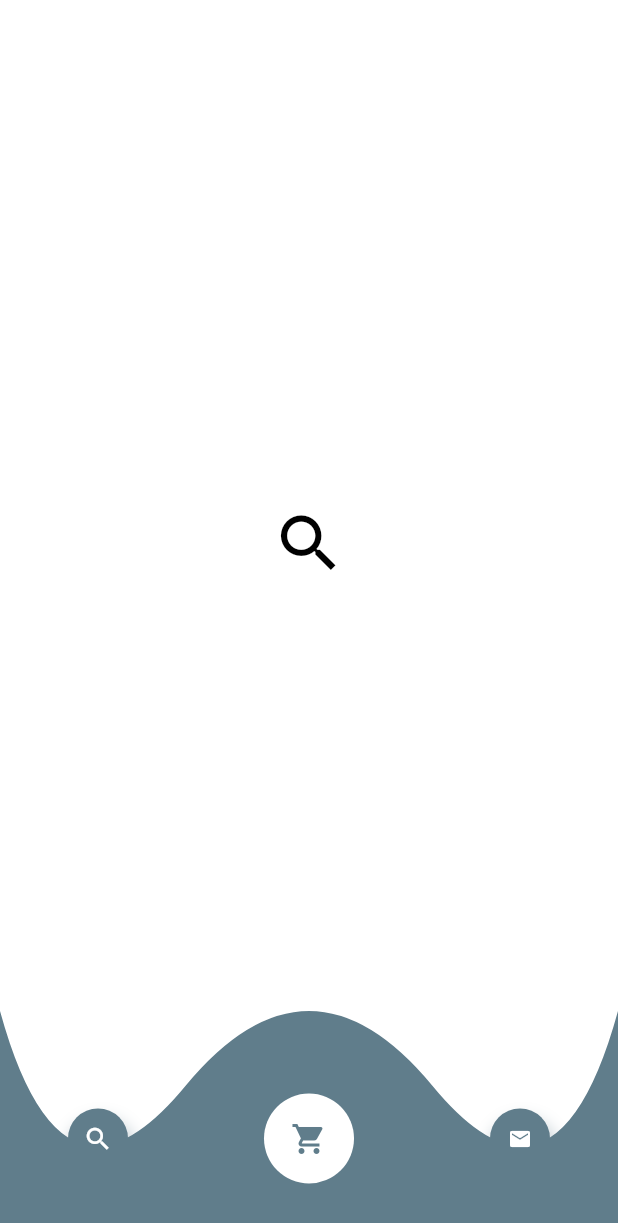
After one commit to Arkangel12/the_dart_side, a Flutter app: the CurveMenu screen opened directly, scrolled down 118 dp, after a tap on the "search" icon, on a phone screen of 412 x 824 dp. The commit adds this screen. Shown: the top 1223 px of the screen. Run offline on Flutter 3.47's test engine with Material 2 defaults, Android fonts, the light colour scheme and no system bars; network calls fail.

Commit message:
add curve menu - use of quadraticBezierTo

```diff
--- a/lib/src/app.dart
+++ b/lib/src/app.dart
@@ -15,6 +15,7 @@ import 'package:the_dart_side/src/animations/main_animations.dart';
 import 'package:the_dart_side/src/custom_appbar/episode3_page.dart';
 import 'package:the_dart_side/src/multi_layout/episode8_page.dart';
 import 'package:the_dart_side/src/responsive/episode7_page.dart';
+import 'package:the_dart_side/src/ui_samples/curve_menu.dart';
 
 class MyApp extends StatelessWidget {
   // This widget is the root of your application.
@@ -120,6 +121,13 @@ class MenuPage extends StatelessWidget {
                   AsyncCalls(),
                 ),
               ),
+              RaisedButton(
+                child: Text("Curve Menu"),
+                onPressed: () => _openNewPage(
+                  context,
+                  CurveMenu(),
+                ),
+              ),
             ],
           ),
         ),
--- /dev/null
+++ b/lib/src/ui_samples/curve_menu.dart
@@ -0,0 +1,231 @@
+import 'package:flutter/material.dart';
+
+class CurveMenu extends StatefulWidget {
+  @override
+  _CurveMenuState createState() => _CurveMenuState();
+}
+
+class _CurveMenuState extends State<CurveMenu> {
+  PageController _controller;
+
+  @override
+  void initState() {
+    _controller = PageController(initialPage: 1);
+    super.initState();
+  }
+
+  @override
+  Widget build(BuildContext context) {
+    return Scaffold(
+      backgroundColor: Colors.blueGrey,
+      body: Stack(
+        children: <Widget>[
+          ClipPath(
+            clipper: MyClipper(),
+            child: Container(
+              height: MediaQuery.of(context).size.height,
+              width: double.infinity,
+              color: Colors.white,
+            ),
+          ),
+          Column(
+            children: <Widget>[
+              Expanded(
+                flex: 9,
+                child: PageView(
+                  controller: _controller,
+                  physics: NeverScrollableScrollPhysics(),
+                  children: <Widget>[
+                    Container(
+                      alignment: Alignment.center,
+                      child: Icon(
+                        Icons.search,
+                        color: Colors.black,
+                        size: 50,
+                      ),
+                    ),
+                    Container(
+                      child: Column(
+                        children: <Widget>[
+                          Expanded(
+                            flex: 5,
+                            child: Container(
+                              decoration: BoxDecoration(
+                                color: Colors.blueGrey,
+                                borderRadius: BorderRadius.only(
+                                  bottomLeft: Radius.circular(30),
+                                  bottomRight: Radius.circular(30),
+                                ),
+                              ),
+                              child: Image.network(
+                                  'https://flutter.dev/assets/404/dash_nest-c64796b59b65042a2b40fae5764c13b7477a592db79eaf04c86298dcb75b78ea.png'),
+                            ),
+                          ),
+                          Expanded(
+                            flex: 4,
+                            child: ListView(
+                              padding: const EdgeInsets.symmetric(
+                                  vertical: 20, horizontal: 40,),
+                              shrinkWrap: true,
+                              children: <Widget>[
+                                Text(
+                                  'What is Lorem Ipsum?',
+                                  style: TextStyle(color: Colors.black, fontSize: 24),
+                                ),
+                                SizedBox(height: 10),
+                                Text(
+                                  'Lorem Ipsum is simply dummy text of the printing and typesetting industry.',
+                                  style: TextStyle(color: Colors.orange),
+                                ),
+                                Padding(
+                                  padding: const EdgeInsets.symmetric(vertical: 20.0),
+                                  child: Placeholder(fallbackHeight: 50,color: Colors.brown,),
+                                ),
+                                Text(
+                                  'Lorem Ipsum is simply dummy text of the printing and typesetting industry. Lorem Ipsum has been the industrys standard dummy text ever since the 1500s, when an unknown printer took a galley of type and scrambled it to make a type specimen book. It has survived not only five centuries, but also the leap into electronic typesetting, remaining essentially unchanged. It was popularised in the 1960s with the release of Letraset sheets containing Lorem Ipsum passages, and more recently with desktop publishing software like Aldus PageMaker including versions of Lorem Ipsum',
+                                  style: TextStyle(color: Colors.black, letterSpacing: 1.5, wordSpacing: 2.5),
+                                ),
+
+                              ],
+                            ),
+                          ),
+                        ],
+                      ),
+                    ),
+                    Container(
+                      alignment: Alignment.center,
+                      child: Icon(
+                        Icons.email,
+                        color: Colors.black,
+                        size: 50,
+                      ),
+                    ),
+                  ],
+                ),
+              ),
+              SafeArea(
+                child: Align(
+                  alignment: Alignment.bottomCenter,
+                  child: Container(
+                    height: 100,
+                    width: double.infinity,
+                    padding: const EdgeInsets.only(bottom: 30),
+                    child: Row(
+                      mainAxisAlignment: MainAxisAlignment.spaceAround,
+                      children: <Widget>[
+                        GestureDetector(
+                          onTap: () {
+                            _controller.animateToPage(0,
+                                duration: Duration(milliseconds: 500),
+                                curve: Curves.linearToEaseOut);
+                          },
+                          child: Container(
+                            width: 40,
+                            height: 40,
+                            decoration: BoxDecoration(
+                                color: Colors.blueGrey,
+                                shape: BoxShape.circle,
+                                boxShadow: [
+                                  BoxShadow(
+                                    color: Colors.blueGrey.withOpacity(.4),
+                                    offset: Offset(2, 10),
+                                    spreadRadius: 3,
+                                    blurRadius: 9,
+                                  ),
+                                ]),
+                            child: Icon(
+                              Icons.search,
+                              color: Colors.white,
+                              size: 20,
+                            ),
+                          ),
+                        ),
+                        GestureDetector(
+                          onTap: () {
+                            _controller.animateToPage(1,
+                                duration: Duration(milliseconds: 500),
+                                curve: Curves.linearToEaseOut);
+                          },
+                          child: Container(
+                            width: 60,
+                            height: 60,
+                            decoration: BoxDecoration(
+                              color: Colors.white,
+                              shape: BoxShape.circle,
+                            ),
+                            child: Icon(
+                              Icons.shopping_cart,
+                              color: Colors.blueGrey,
+                            ),
+                          ),
+                        ),
+                        GestureDetector(
+                          onTap: () {
+                            _controller.animateToPage(2,
+                                duration: Duration(milliseconds: 500),
+                                curve: Curves.linearToEaseOut);
+                          },
+                          child: Container(
+                            width: 40,
+                            height: 40,
+                            decoration: BoxDecoration(
+                              color: Colors.blueGrey,
+                              shape: BoxShape.circle,
+                              boxShadow: [
+                                BoxShadow(
+                                  color: Colors.blueGrey.withOpacity(.4),
+                                  offset: Offset(2, 10),
+                                  spreadRadius: 3,
+                                  blurRadius: 9,
+                                ),
+                              ],
+                            ),
+                            child: Icon(
+                              Icons.email,
+                              color: Colors.white,
+                              size: 16,
+                            ),
+                          ),
+                        ),
+                      ],
+                    ),
+                  ),
+                ),
+              )
+            ],
+          ),
+        ],
+      ),
+    );
+  }
+}
+
+class MyClipper extends CustomClipper<Path> {
+  @override
+  Path getClip(Size size) {
+    var path = new Path();
+    path.lineTo(0.0, size.height - 150);
+
+    var firstControlPoint = Offset(size.width * .1, size.height);
+    var firstEndPoint = Offset(size.width * .3, size.height - 100.0);
+    path.quadraticBezierTo(firstControlPoint.dx, firstControlPoint.dy,
+        firstEndPoint.dx, firstEndPoint.dy);
+
+    var secondControlPoint = Offset(size.width * .5, size.height - 200);
+    var secondEndPoint = Offset(size.width * .7, size.height - 100.0);
+    path.quadraticBezierTo(secondControlPoint.dx, secondControlPoint.dy,
+        secondEndPoint.dx, secondEndPoint.dy);
+
+    var thirdControlPoint = Offset(size.width * .9, size.height);
+    var thirdEndPoint = Offset(size.width, size.height - 150.0);
+    path.quadraticBezierTo(thirdControlPoint.dx, thirdControlPoint.dy,
+        thirdEndPoint.dx, thirdEndPoint.dy);
+
+    path.lineTo(size.width, 0.0);
+    path.close();
+    return path;
+  }
+
+  @override
+  bool shouldReclip(CustomClipper<Path> oldClipper) => false;
+}
```
